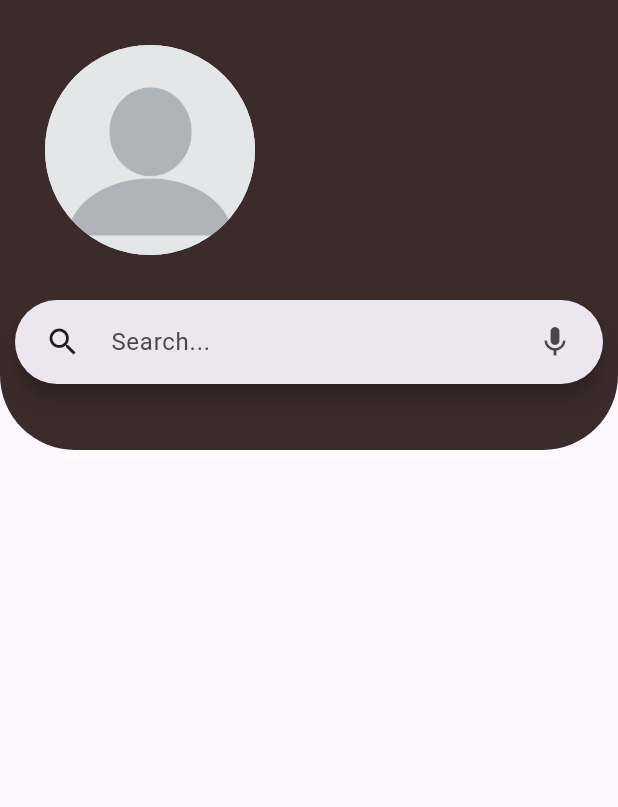
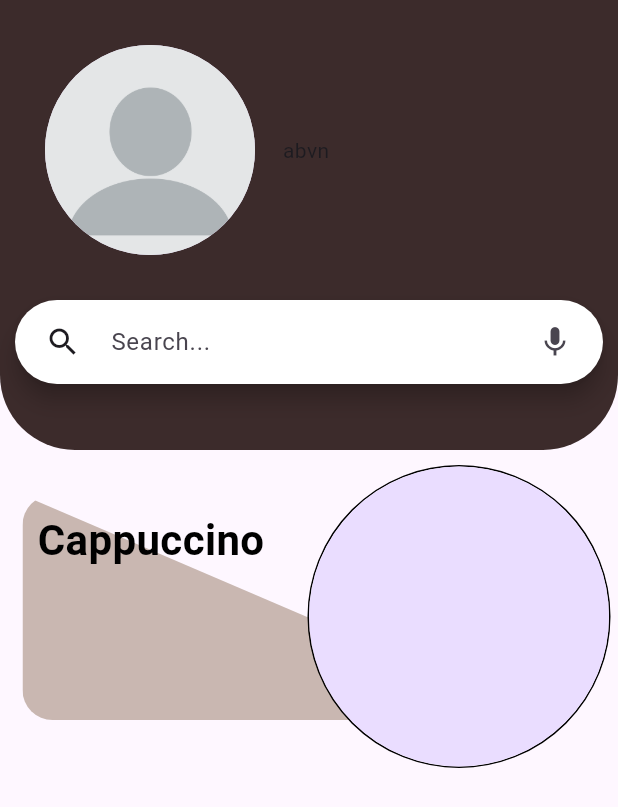
Before and after one commit to karaniheta/UNICODE-LP, a Flutter app: the MyHomePage screen opened directly, on a phone screen of 412 x 824 dp. Shown: the top 807 px of the screen. Run offline on Flutter 3.47's test engine with Material 3 defaults, Android fonts, the phone set to English and light mode, and no system bars; our stand-ins replace firebase_auth, firebase_core; accounts and stored records are empty.

```diff
--- a/task1/lib/homepage.dart
+++ b/task1/lib/homepage.dart
@@ -10,49 +10,52 @@ class MyHomePage extends StatelessWidget {
   Widget build(BuildContext context) {
     return SafeArea(
         child: Scaffold(
-      body: Container(
+      body: Column(
+        children: [
+          Stack(
+            children: [
+              Container(
                 width: MediaQuery.of(context).size.width,
                 height: 300,
                 decoration: BoxDecoration(
                   color: Color(0xFF3C2B2B),
                   borderRadius: BorderRadius.only(
                       bottomLeft: Radius.circular(50),
-              bottomRight: Radius.circular(50)), // Radius for rounded edges
+                      bottomRight:
+                          Radius.circular(50)), // Radius for rounded edges
                 ),
                 child: Column(
                   children: [
                     Row(
                       children: [
                         Padding(
-                  padding: const EdgeInsets.only(top: 30, left: 30, bottom: 30),
+                          padding: const EdgeInsets.only(
+                              top: 30, left: 30, bottom: 30),
                           child: CircleAvatar(
                             radius: 70,
-                    backgroundImage: AssetImage('assets/profilepic.png'),
+                            backgroundImage:
+                                AssetImage('assets/profilepic.png'),
                           ),
-                )
+                        ),
+                        Text('     abvn'),
                       ],
                     ),
                     Padding(
-
-              padding: const EdgeInsets.only(left:10,right: 10),
+                      padding: const EdgeInsets.only(left: 10, right: 10),
                       child: SearchBar(
                         controller: searchController,
                         leading: IconButton(
-                onPressed: () {},
-                icon: const Icon(Icons.search)
-
-                ),
+                            onPressed: () {}, icon: const Icon(Icons.search)),
 
                         trailing: [
                           IconButton(
                             onPressed: () {},
                             icon: const Icon(Icons.mic),
-
-
-                ),],
+                          ),
+                        ],
 
                         //padding: const EdgeInsets.only(right: 10,left: 10) ,
-                 //backgroundColor: Colors.white,
+                        backgroundColor: WidgetStateProperty.all(Colors.white),
                         hintText: 'Search...',
                         // icon: Icon(Icons.search),
                       ),
@@ -60,6 +63,78 @@ class MyHomePage extends StatelessWidget {
                   ],
                 ),
               ),
+            ],
+          ),
+          Stack(
+            children: [
+              Padding(
+                padding: const EdgeInsets.only(left: 10, right: 10, top: 30),
+                child: Container(
+                  height: 150,
+                  width: 350,
+                  decoration: BoxDecoration(
+                    borderRadius: BorderRadius.circular(20),
+                  ),
+                ),
+              ),
+              Padding(
+                padding: const EdgeInsets.only(left: 10, right: 10, top: 30),
+                child: ClipPath(
+                  clipper: MyClipper(),
+                  child: Container(
+                    padding: EdgeInsets.symmetric(vertical: 10, horizontal: 10),
+                    height: 150,
+                    width: 350,
+                    decoration: BoxDecoration(
+                      color: Color(0x86997E6B),
+                      borderRadius: BorderRadius.circular(20),
+                    ),
+                  ),
+                ),
+              ),
+              Padding(
+                padding: const EdgeInsets.only(top: 10, left: 200),
+                child: Container(
+                  decoration: BoxDecoration(
+                      borderRadius: BorderRadius.circular(150),
+                      border: Border.all(
+                        color: Colors.black,
+                      )),
+                  child: CircleAvatar(
+                    radius: 100,
+                  ),
+                ),
+              ),
+              Padding(
+                padding: const EdgeInsets.only(top: 40.0, left: 20),
+                child: Text(
+                  'Cappuccino',
+                  style: TextStyle(
+                    color: Colors.black,
+                    fontSize: 28,
+                    fontWeight: FontWeight.bold,
+                  ),
+                ),
+              )
+            ],
+          )
+        ],
+      ),
     ));
   }
 }
+
+class MyClipper extends CustomClipper<Path> {
+  @override
+  Path getClip(Size size) {
+    Path path = Path();
+
+    path.lineTo(0, size.height);
+    path.lineTo(size.width, size.height);
+
+    return path;
+  }
+
+  @override
+  bool shouldReclip(CustomClipper<Path> oldClipper) => false;
+}
--- a/task1/lib/main.dart
+++ b/task1/lib/main.dart
@@ -3,12 +3,13 @@ import 'package:flutter/material.dart';
 import 'package:provider/provider.dart';
 import 'package:task1/firebase_options.dart';
 import 'package:task1/SplashScreen.dart';
+import 'package:task1/homepage.dart';
 
 void main() async {
   WidgetsFlutterBinding.ensureInitialized();
   await Firebase.initializeApp(options: DefaultFirebaseOptions.currentPlatform);
 
   runApp(MaterialApp(
-    home: Splashscreen(),
+    home: MyHomePage(),
   ));
 }
```
Lines whose indentation alone changed are shown as unchanged.
